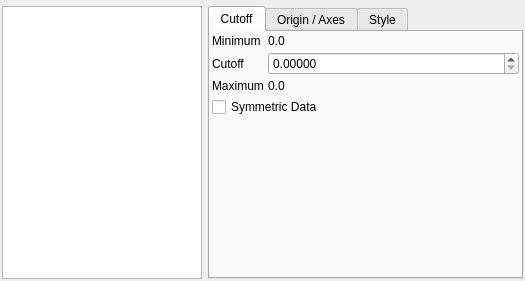
First picture: the form in trunk/src/gui/grids.ui, repository trisyoungs/aten, before the edit.
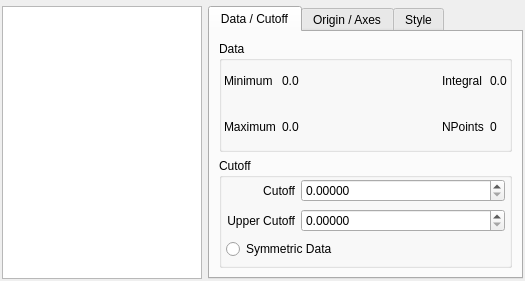
Second picture: the form after the edit. Icons and pictures are not drawn. Custom widgets are drawn as their Qt base class.

Commit message: Added new command prompt toolwindow (unfinished). Update grids window. Grid data can now be drawn as a cut between isovalues.

```diff
--- a/trunk/src/gui/grids.ui
+++ b/trunk/src/gui/grids.ui
@@ -69,118 +69,195 @@
        <property name="currentIndex" >
         <number>0</number>
        </property>
-       <widget class="QWidget" name="Cutoff" >
+       <widget class="QWidget" name="DataCutoff" >
+        <property name="geometry" >
+         <rect>
+          <x>0</x>
+          <y>0</y>
+          <width>282</width>
+          <height>231</height>
+         </rect>
+        </property>
         <attribute name="title" >
-         <string>Cutoff</string>
+         <string>Data / Cutoff</string>
         </attribute>
-        <layout class="QHBoxLayout" >
-         <property name="margin" >
-          <number>2</number>
-         </property>
-         <property name="spacing" >
-          <number>4</number>
-         </property>
+        <layout class="QVBoxLayout" name="verticalLayout" >
          <item>
-          <layout class="QGridLayout" >
-           <property name="margin" >
-            <number>0</number>
+          <widget class="QGroupBox" name="groupBox_2" >
+           <property name="title" >
+            <string>Data</string>
            </property>
-           <property name="spacing" >
-            <number>4</number>
+           <layout class="QHBoxLayout" name="horizontalLayout_2" >
+            <property name="leftMargin" >
+             <number>2</number>
+            </property>
+            <property name="topMargin" >
+             <number>0</number>
+            </property>
+            <property name="rightMargin" >
+             <number>2</number>
+            </property>
+            <property name="bottomMargin" >
+             <number>2</number>
+            </property>
+            <item>
+             <layout class="QGridLayout" name="gridLayout" >
+              <item row="0" column="1" >
+               <widget class="QLabel" name="GridMinimumLabel" >
+                <property name="sizePolicy" >
+                 <sizepolicy vsizetype="Preferred" hsizetype="Expanding" >
+                  <horstretch>0</horstretch>
+                  <verstretch>0</verstretch>
+                 </sizepolicy>
+                </property>
+                <property name="text" >
+                 <string>0.0</string>
+                </property>
+               </widget>
+              </item>
+              <item row="2" column="0" >
+               <widget class="QLabel" name="label_38" >
+                <property name="text" >
+                 <string>Maximum</string>
+                </property>
+               </widget>
+              </item>
+              <item row="2" column="1" >
+               <widget class="QLabel" name="GridMaximumLabel" >
+                <property name="sizePolicy" >
+                 <sizepolicy vsizetype="Preferred" hsizetype="Expanding" >
+                  <horstretch>0</horstretch>
+                  <verstretch>0</verstretch>
+                 </sizepolicy>
+                </property>
+                <property name="text" >
+                 <string>0.0</string>
+                </property>
+               </widget>
+              </item>
+              <item row="0" column="0" >
+               <widget class="QLabel" name="label_39" >
+                <property name="text" >
+                 <string>Minimum</string>
+                </property>
+               </widget>
+              </item>
+              <item row="0" column="2" >
+               <widget class="QLabel" name="label_3" >
+                <property name="text" >
+                 <string>Integral</string>
+                </property>
+               </widget>
+              </item>
+              <item row="0" column="3" >
+               <widget class="QLabel" name="GridIntegralLabel" >
+                <property name="text" >
+                 <string>0.0</string>
+                </property>
+               </widget>
+              </item>
+              <item row="2" column="3" >
+               <widget class="QLabel" name="GridNPointsLabel" >
+                <property name="text" >
+                 <string>0</string>
+                </property>
+               </widget>
+              </item>
+              <item row="2" column="2" >
+               <widget class="QLabel" name="label_2" >
+                <property name="text" >
+                 <string>NPoints</string>
+                </property>
+               </widget>
+              </item>
+             </layout>
+            </item>
+           </layout>
+          </widget>
+         </item>
+         <item>
+          <widget class="QGroupBox" name="groupBox_3" >
+           <property name="title" >
+            <string>Cutoff</string>
            </property>
-           <item row="0" column="1" >
-            <widget class="QLabel" name="GridMinimumLabel" >
-             <property name="sizePolicy" >
-              <sizepolicy>
-               <hsizetype>7</hsizetype>
-               <vsizetype>5</vsizetype>
-               <horstretch>0</horstretch>
-               <verstretch>0</verstretch>
-              </sizepolicy>
-             </property>
-             <property name="text" >
-              <string>0.0</string>
-             </property>
-            </widget>
-           </item>
-           <item row="2" column="1" >
-            <widget class="QLabel" name="GridMaximumLabel" >
-             <property name="sizePolicy" >
-              <sizepolicy>
-               <hsizetype>7</hsizetype>
-               <vsizetype>5</vsizetype>
-               <horstretch>0</horstretch>
-               <verstretch>0</verstretch>
-              </sizepolicy>
-             </property>
-             <property name="text" >
-              <string>0.0</string>
-             </property>
-            </widget>
-           </item>
-           <item row="1" column="0" >
-            <widget class="QLabel" name="label_37" >
-             <property name="text" >
-              <string>Cutoff</string>
-             </property>
-            </widget>
-           </item>
-           <item row="0" column="0" >
-            <widget class="QLabel" name="label_34" >
-             <property name="text" >
-              <string>Minimum</string>
-             </property>
-            </widget>
-           </item>
-           <item row="1" column="1" >
-            <widget class="QDoubleSpinBox" name="GridCutoffSpin" >
-             <property name="sizePolicy" >
-              <sizepolicy>
-               <hsizetype>7</hsizetype>
-               <vsizetype>0</vsizetype>
-               <horstretch>0</horstretch>
-               <verstretch>0</verstretch>
-              </sizepolicy>
-             </property>
-             <property name="decimals" >
-              <number>5</number>
-             </property>
-             <property name="singleStep" >
-              <double>0.001000000000000</double>
-             </property>
-            </widget>
-           </item>
-           <item row="2" column="0" >
-            <widget class="QLabel" name="label_35" >
-             <property name="text" >
-              <string>Maximum</string>
-             </property>
-            </widget>
-           </item>
-           <item row="3" column="0" colspan="2" >
-            <widget class="QCheckBox" name="GridSymmetricCheck" >
-             <property name="toolTip" >
-              <string>Indicates if the data is symmetric about zero (e.g. an orbital) and that both signs should be drawn</string>
-             </property>
-             <property name="text" >
-              <string>Symmetric Data</string>
-             </property>
-            </widget>
-           </item>
-           <item row="4" column="0" >
-            <spacer>
-             <property name="orientation" >
-              <enum>Qt::Vertical</enum>
-             </property>
-             <property name="sizeHint" >
-              <size>
-               <width>20</width>
-               <height>40</height>
-              </size>
-             </property>
-            </spacer>
-           </item>
-          </layout>
+           <layout class="QHBoxLayout" name="horizontalLayout" >
+            <property name="leftMargin" >
+             <number>4</number>
+            </property>
+            <property name="topMargin" >
+             <number>0</number>
+            </property>
+            <property name="rightMargin" >
+             <number>4</number>
+            </property>
+            <property name="bottomMargin" >
+             <number>4</number>
+            </property>
+            <item>
+             <layout class="QGridLayout" name="gridLayout_2" >
+              <item row="0" column="1" >
+               <widget class="QLabel" name="label_37" >
+                <property name="text" >
+                 <string>Cutoff</string>
+                </property>
+                <property name="alignment" >
+                 <set>Qt::AlignRight|Qt::AlignTrailing|Qt::AlignVCenter</set>
+                </property>
+               </widget>
+              </item>
+              <item row="2" column="1" colspan="2" >
+               <widget class="QRadioButton" name="GridSymmetricCheck" >
+                <property name="text" >
+                 <string>Symmetric Data</string>
+                </property>
+               </widget>
+              </item>
+              <item row="1" column="1" >
+               <widget class="QLabel" name="label_40" >
+                <property name="text" >
+                 <string>Upper Cutoff</string>
+                </property>
+                <property name="alignment" >
+                 <set>Qt::AlignRight|Qt::AlignTrailing|Qt::AlignVCenter</set>
+                </property>
+               </widget>
+              </item>
+              <item row="1" column="2" >
+               <widget class="QDoubleSpinBox" name="GridUpperCutoffSpin" >
+                <property name="sizePolicy" >
+                 <sizepolicy vsizetype="Fixed" hsizetype="Expanding" >
+                  <horstretch>0</horstretch>
+                  <verstretch>0</verstretch>
+                 </sizepolicy>
+                </property>
+                <property name="decimals" >
+                 <number>5</number>
+                </property>
+                <property name="singleStep" >
+                 <double>0.001000000000000</double>
+                </property>
+               </widget>
+              </item>
+              <item row="0" column="2" >
+               <widget class="QDoubleSpinBox" name="GridCutoffSpin" >
+                <property name="sizePolicy" >
+                 <sizepolicy vsizetype="Fixed" hsizetype="Expanding" >
+                  <horstretch>0</horstretch>
+                  <verstretch>0</verstretch>
+                 </sizepolicy>
+                </property>
+                <property name="decimals" >
+                 <number>5</number>
+                </property>
+                <property name="singleStep" >
+                 <double>0.001000000000000</double>
+                </property>
+               </widget>
+              </item>
+             </layout>
+            </item>
+           </layout>
+          </widget>
          </item>
         </layout>
        </widget>
```
Left out of the diff: 284 changed lines with no effect on the pictures. The commit also changes 19 other files.
